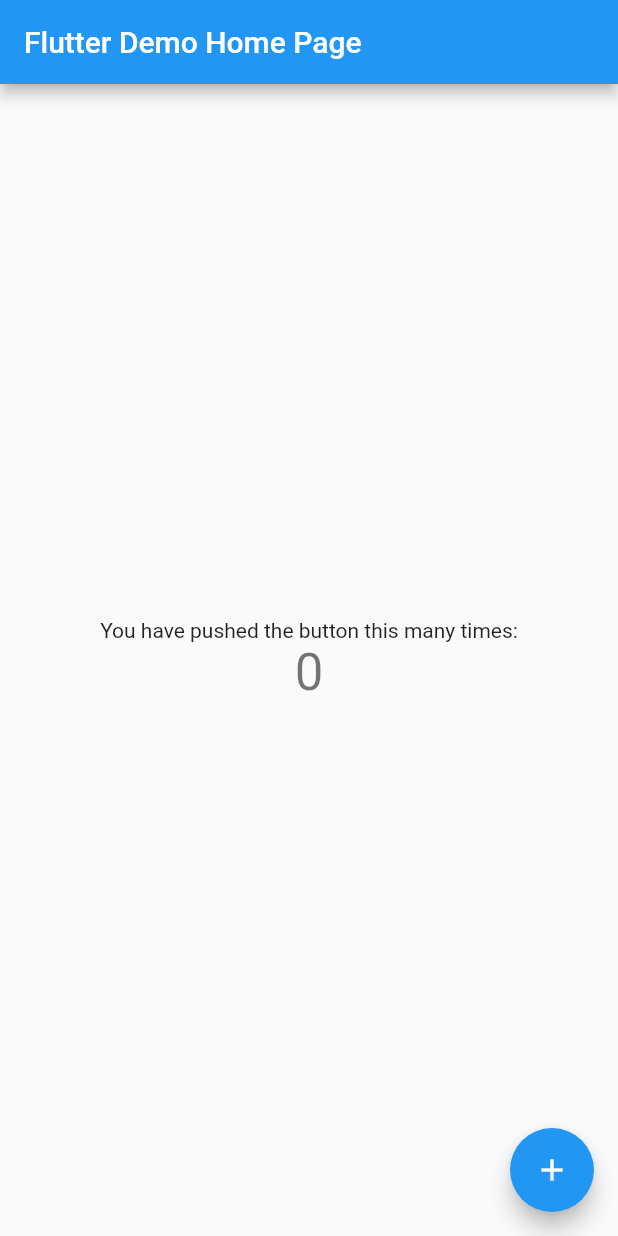
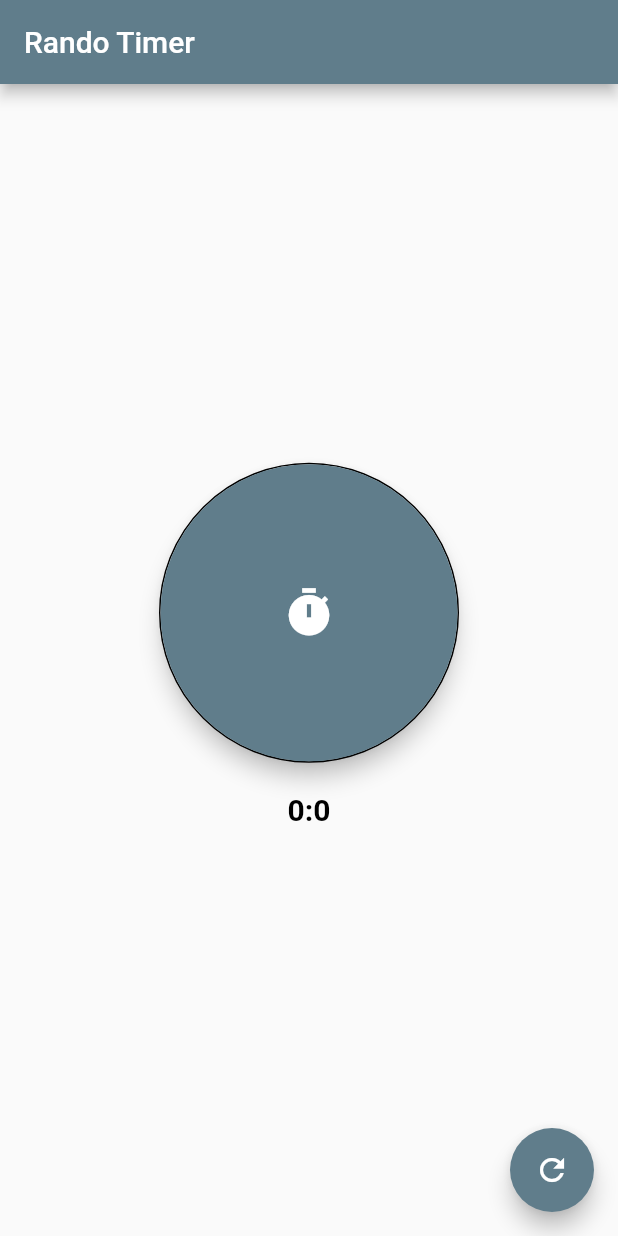
Before and after one commit to joewulf1/timerapp, a Flutter app: the screen it shows after launch, on a phone screen of 412 x 824 dp. Run offline on Flutter 3.47's test engine with Material 2 defaults, Android fonts, the phone set to English and light mode, and no system bars.

Commit message:
Basic of Timer
Need to put in package

```diff
--- a/timer_app/lib/main.dart
+++ b/timer_app/lib/main.dart
@@ -1,4 +1,6 @@
+import 'dart:async';
 import 'package:flutter/material.dart';
+import 'dart:math';
 
 void main() {
   runApp(const MyApp());
@@ -10,11 +12,11 @@ class MyApp extends StatelessWidget {
   @override
   Widget build(BuildContext context) {
     return MaterialApp(
-      title: 'Flutter Demo',
+      title: 'Rando Timer',
       theme: ThemeData(
-        primarySwatch: Colors.blue,
+        primarySwatch: Colors.blueGrey,
       ),
-      home: const MyHomePage(title: 'Flutter Demo Home Page'),
+      home: const MyHomePage(title: 'Rando Timer'),
     );
   }
 }
@@ -29,11 +31,66 @@ class MyHomePage extends StatefulWidget {
 }
 
 class _MyHomePageState extends State<MyHomePage> {
-  int _counter = 0;
+  int _counterSec = 0;
+  int _counterMin = 0;
+  late Timer _timerSeconds;
+  late Timer _timerMinutes;
+  bool _isButtonDisabled = true;
 
-  void _incrementCounter() {
+  _startTimerMin() {
+    _counterMin = randNum() - 1;
+
+    _timerMinutes = Timer.periodic(const Duration(minutes: 1), (timer) {
+      setState(
+        () {
+          if (_counterMin > 0) {
+            _counterMin--;
+          } else {
+            Navigator.push(
+              context,
+              MaterialPageRoute(builder: (context) => timerDead()),
+            );
+            _timerMinutes.cancel();
+            _counterMin = 0;
+          }
+        },
+      );
+    });
+  }
+
+  _startTimerSec() {
+    _counterSec = 59;
+
+    _timerSeconds = Timer.periodic(const Duration(seconds: 1), (timer) {
+      setState(
+        () {
+          if (_counterSec > 0) {
+            _counterSec--;
+          } else if (_counterMin > 0) {
+            _counterSec = 59;
+          } else {
+            _timerSeconds.cancel();
+            _counterSec = 0;
+          }
+        },
+      );
+    });
+  }
+
+  @override
+  void initState() {
+    _isButtonDisabled = false;
+  }
+
+  void disableButton() {
     setState(() {
-      _counter++;
+      _isButtonDisabled = true;
+    });
+  }
+
+  void enableButton() {
+    setState(() {
+      _isButtonDisabled = false;
     });
   }
 
@@ -46,22 +103,98 @@ class _MyHomePageState extends State<MyHomePage> {
       body: Center(
           child: Column(
         mainAxisAlignment: MainAxisAlignment.center,
-          children: <Widget>[
+        children: [
+          Container(
+            width: 200,
+            height: 200,
+            decoration: BoxDecoration(
+                shape: BoxShape.circle,
+                color: Color.fromARGB(255, 255, 255, 255),
+                border: Border.all(color: Colors.black)),
+            child: FloatingActionButton.large(
+              heroTag: "startTimer",
+              onPressed: () {
+                if (_isButtonDisabled) {
+                  null;
+                } else {
+                  _startTimerSec();
+                  _startTimerMin();
+                  _counterMin = randNum();
+                  disableButton();
+                }
+              },
+              child: _isButtonDisabled
+                  ? const Icon(Icons.block)
+                  : const Icon(Icons.timer),
+            ),
+          ),
+          Padding(
+            padding: const EdgeInsets.all(20.0),
+            child: Row(
+              mainAxisAlignment: MainAxisAlignment.center,
+              children: [
+                Text(
+                  "$_counterMin",
+                  style: const TextStyle(
+                      color: Colors.black,
+                      fontSize: 20,
+                      fontWeight: FontWeight.bold),
+                ),
                 const Text(
-              'You have pushed the button this many times:',
+                  ":",
+                  style: TextStyle(
+                      color: Colors.black,
+                      fontSize: 20,
+                      fontWeight: FontWeight.bold),
                 ),
                 Text(
-              '$_counter',
-              style: Theme.of(context).textTheme.headlineMedium,
+                  "$_counterSec",
+                  style: const TextStyle(
+                      color: Colors.black,
+                      fontSize: 20,
+                      fontWeight: FontWeight.bold),
                 ),
               ],
             ),
           ),
+        ],
+      )),
       floatingActionButton: FloatingActionButton(
-        onPressed: _incrementCounter,
-        tooltip: 'Increment',
-        child: const Icon(Icons.add),
+        onPressed: () {
+          _timerMinutes.cancel();
+          _timerSeconds.cancel();
+          enableButton();
+        },
+        heroTag: "timerReset",
+        tooltip: 'Reset',
+        child: const Icon(Icons.refresh),
       ),
     );
   }
 }
+
+randNum() {
+  Random random = new Random();
+  int rand = random.nextInt(20) + 4;
+  return rand;
+}
+
+class timerDead extends StatelessWidget {
+  @override
+  Widget build(BuildContext context) {
+    return AlertDialog(
+        content: Column(
+      mainAxisAlignment: MainAxisAlignment.center,
+      mainAxisSize: MainAxisSize.min,
+      children: [
+        const Text("Timer Done!"),
+        FloatingActionButton(
+            heroTag: "closePopup",
+            child: const Icon(Icons.refresh),
+            onPressed: () {
+              Navigator.pop(context);
+            })
+      ],
+    ));
+  }
+}
--- a/timer_app/pubspec.yaml
+++ b/timer_app/pubspec.yaml
@@ -35,6 +35,7 @@ dependencies:
   # The following adds the Cupertino Icons font to your application.
   # Use with the CupertinoIcons class for iOS style icons.
   cupertino_icons: ^1.0.2
+  flutter_alarm_clock: ^0.0.2
 
 dev_dependencies:
   flutter_test:
```
Also changed, not shown: timer_app/pubspec.lock. Lines whose indentation alone changed are shown as unchanged.
